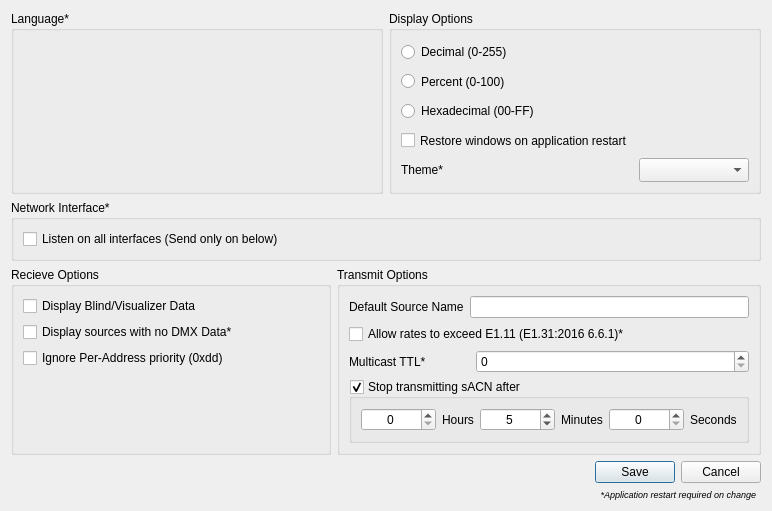
Qt form ui/preferencesdialog.ui (docsteer/sacnview) before a commit.
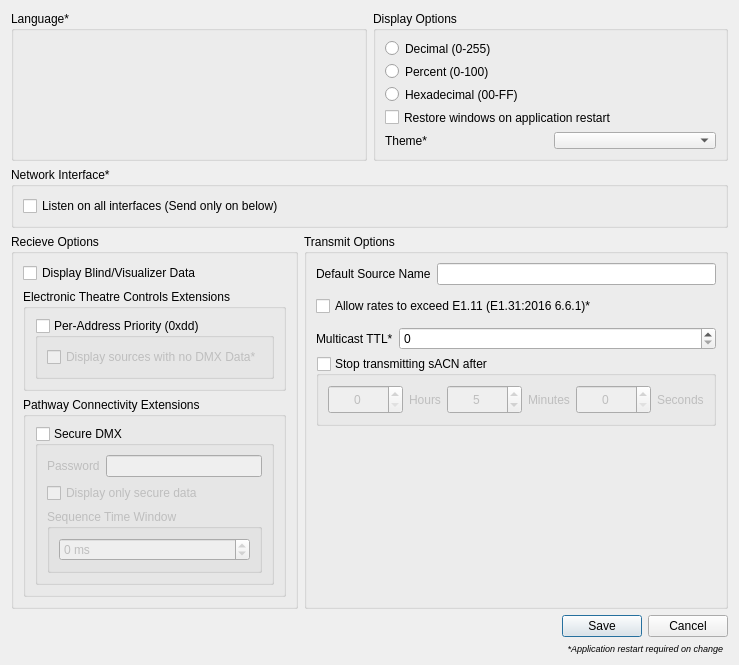
The same form after that commit. Icons and pictures are not drawn.

Commit message:
Pathway Connectivity Secure DMX Protocol (ssACN) Reception support
Reception of ssACN, with extra options controlling the scope of reception in Application Settings.
By default, ssACN is accepted, and so are unsecure frames  - to maintain out of box compatibility with sACN.

What changed in the file:
```diff
--- a/ui/preferencesdialog.ui
+++ b/ui/preferencesdialog.ui
@@ -6,8 +6,8 @@
    <rect>
     <x>0</x>
     <y>0</y>
-    <width>772</width>
-    <height>511</height>
+    <width>710</width>
+    <height>644</height>
    </rect>
   </property>
   <property name="sizePolicy">
@@ -64,11 +64,8 @@
        <property name="title">
         <string>Display Options</string>
        </property>
-       <layout class="QFormLayout" name="formLayout">
-        <property name="formAlignment">
-         <set>Qt::AlignLeading|Qt::AlignLeft|Qt::AlignVCenter</set>
-        </property>
-        <item row="0" column="0">
+       <layout class="QVBoxLayout" name="verticalLayout_10">
+        <item>
          <widget class="QRadioButton" name="DecimalDisplayFormat">
           <property name="enabled">
            <bool>true</bool>
@@ -79,12 +76,18 @@
             <verstretch>0</verstretch>
            </sizepolicy>
           </property>
+          <property name="maximumSize">
+           <size>
+            <width>16777215</width>
+            <height>30</height>
+           </size>
+          </property>
           <property name="text">
            <string>Decimal (0-255)</string>
           </property>
          </widget>
         </item>
-        <item row="1" column="0">
+        <item>
          <widget class="QRadioButton" name="PercentDisplayFormat">
           <property name="sizePolicy">
            <sizepolicy hsizetype="Expanding" vsizetype="Expanding">
@@ -92,12 +95,18 @@
             <verstretch>0</verstretch>
            </sizepolicy>
           </property>
+          <property name="maximumSize">
+           <size>
+            <width>16777215</width>
+            <height>30</height>
+           </size>
+          </property>
           <property name="text">
            <string>Percent (0-100)</string>
           </property>
          </widget>
         </item>
-        <item row="2" column="0">
+        <item>
          <widget class="QRadioButton" name="HexDisplayFormat">
           <property name="sizePolicy">
            <sizepolicy hsizetype="Expanding" vsizetype="Expanding">
@@ -105,12 +114,18 @@
             <verstretch>0</verstretch>
            </sizepolicy>
           </property>
+          <property name="maximumSize">
+           <size>
+            <width>16777215</width>
+            <height>30</height>
+           </size>
+          </property>
           <property name="text">
            <string>Hexadecimal (00-FF)</string>
           </property>
          </widget>
         </item>
-        <item row="3" column="0">
+        <item>
          <widget class="QCheckBox" name="cbRestoreWindows">
           <property name="sizePolicy">
            <sizepolicy hsizetype="Expanding" vsizetype="Expanding">
@@ -118,33 +133,68 @@
             <verstretch>0</verstretch>
            </sizepolicy>
           </property>
+          <property name="maximumSize">
+           <size>
+            <width>16777215</width>
+            <height>30</height>
+           </size>
+          </property>
           <property name="text">
            <string>Restore windows on application restart</string>
           </property>
          </widget>
         </item>
-        <item row="6" column="0">
-         <widget class="QLabel" name="label">
-          <property name="sizePolicy">
-           <sizepolicy hsizetype="Expanding" vsizetype="Expanding">
-            <horstretch>0</horstretch>
-            <verstretch>0</verstretch>
-           </sizepolicy>
+        <item>
+         <spacer name="verticalSpacer_3">
+          <property name="orientation">
+           <enum>Qt::Vertical</enum>
           </property>
-          <property name="text">
-           <string>Theme*</string>
+          <property name="sizeHint" stdset="0">
+           <size>
+            <width>20</width>
+            <height>40</height>
+           </size>
           </property>
-         </widget>
+         </spacer>
         </item>
-        <item row="6" column="1">
-         <widget class="QComboBox" name="cbTheme">
-          <property name="sizePolicy">
-           <sizepolicy hsizetype="Expanding" vsizetype="Expanding">
-            <horstretch>0</horstretch>
-            <verstretch>0</verstretch>
-           </sizepolicy>
-          </property>
-         </widget>
+        <item>
+         <layout class="QHBoxLayout" name="horizontalLayout_3">
+          <item>
+           <widget class="QLabel" name="label">
+            <property name="sizePolicy">
+             <sizepolicy hsizetype="Expanding" vsizetype="Expanding">
+              <horstretch>0</horstretch>
+              <verstretch>0</verstretch>
+             </sizepolicy>
+            </property>
+            <property name="maximumSize">
+             <size>
+              <width>16777215</width>
+              <height>30</height>
+             </size>
+            </property>
+            <property name="text">
+             <string>Theme*</string>
+            </property>
+           </widget>
+          </item>
+          <item>
+           <widget class="QComboBox" name="cbTheme">
+            <property name="sizePolicy">
+             <sizepolicy hsizetype="Expanding" vsizetype="Expanding">
+              <horstretch>0</horstretch>
+              <verstretch>0</verstretch>
+             </sizepolicy>
+            </property>
+            <property name="maximumSize">
+             <size>
+              <width>16777215</width>
+              <height>30</height>
+             </size>
+            </property>
+           </widget>
+          </item>
+         </layout>
         </item>
        </layout>
       </widget>
@@ -173,6 +223,12 @@
             <verstretch>0</verstretch>
            </sizepolicy>
           </property>
+          <property name="maximumSize">
+           <size>
+            <width>16777215</width>
+            <height>30</height>
+           </size>
+          </property>
           <property name="text">
            <string>Listen on all interfaces (Send only on below)</string>
           </property>
@@ -196,7 +252,7 @@
        <property name="title">
         <string>Recieve Options</string>
        </property>
-       <layout class="QVBoxLayout" name="verticalLayout" stretch="0,0,0,1">
+       <layout class="QVBoxLayout" name="verticalLayout" stretch="0,0,0,0">
         <item>
          <widget class="QCheckBox" name="cbDisplayBlind">
           <property name="sizePolicy">
@@ -217,23 +273,162 @@
          </widget>
         </item>
         <item>
-         <widget class="QCheckBox" name="cbDisplayDDOnlys">
-          <property name="sizePolicy">
-           <sizepolicy hsizetype="Expanding" vsizetype="Expanding">
-            <horstretch>0</horstretch>
-            <verstretch>0</verstretch>
-           </sizepolicy>
+         <widget class="QGroupBox" name="gbETC">
+          <property name="title">
+           <string>Electronic Theatre Controls Extensions</string>
           </property>
-          <property name="text">
-           <string>Display sources with no DMX Data*</string>
+          <property name="checkable">
+           <bool>false</bool>
           </property>
+          <layout class="QVBoxLayout" name="verticalLayout_5">
+           <item>
+            <widget class="QGroupBox" name="gbETCDD">
+             <property name="toolTip">
+              <string>&lt;html&gt;&lt;head/&gt;&lt;body&gt;&lt;p&gt;Enable processing of Electronic Theatre Controls &amp;quot;Per-Channel [Address] Priority&amp;quot;&lt;/p&gt;&lt;/body&gt;&lt;/html&gt;</string>
+             </property>
+             <property name="title">
+              <string>Per-Address Priority (0xdd)</string>
+             </property>
+             <property name="checkable">
+              <bool>true</bool>
+             </property>
+             <property name="checked">
+              <bool>false</bool>
+             </property>
+             <layout class="QVBoxLayout" name="verticalLayout_6">
+              <item>
+               <widget class="QCheckBox" name="cbETCDisplayDDOnlys">
+                <property name="sizePolicy">
+                 <sizepolicy hsizetype="Expanding" vsizetype="Expanding">
+                  <horstretch>0</horstretch>
+                  <verstretch>0</verstretch>
+                 </sizepolicy>
+                </property>
+                <property name="maximumSize">
+                 <size>
+                  <width>16777215</width>
+                  <height>30</height>
+                 </size>
+                </property>
+                <property name="toolTip">
+                 <string>&lt;html&gt;&lt;head/&gt;&lt;body&gt;&lt;p&gt;Display sources that are ONLY transmitting 0xdd frames. &lt;/p&gt;&lt;p&gt;I.e. Sources that are not currently transmitting DMX Data&lt;/p&gt;&lt;/body&gt;&lt;/html&gt;</string>
+                </property>
+                <property name="text">
+                 <string>Display sources with no DMX Data*</string>
+                </property>
+               </widget>
+              </item>
+             </layout>
+            </widget>
+           </item>
+          </layout>
          </widget>
         </item>
         <item>
-         <widget class="QCheckBox" name="cbIgnoreDD">
-          <property name="text">
-           <string>Ignore Per-Address priority (0xdd)</string>
+         <widget class="QGroupBox" name="gbPathway">
+          <property name="title">
+           <string>Pathway Connectivity Extensions</string>
           </property>
+          <property name="checkable">
+           <bool>false</bool>
+          </property>
+          <layout class="QVBoxLayout" name="verticalLayout_4">
+           <item>
+            <widget class="QGroupBox" name="gbPathwaySecure">
+             <property name="toolTip">
+              <string>&lt;html&gt;&lt;head/&gt;&lt;body&gt;&lt;p&gt;Enable processing of Pathway Connectivity &amp;quot;Secure DMX Protocol&amp;quot;&lt;/p&gt;&lt;/body&gt;&lt;/html&gt;</string>
+             </property>
+             <property name="title">
+              <string>Secure DMX</string>
+             </property>
+             <property name="checkable">
+              <bool>true</bool>
+             </property>
+             <property name="checked">
+              <bool>false</bool>
+             </property>
+             <layout class="QVBoxLayout" name="verticalLayout_8">
+              <item>
+               <layout class="QHBoxLayout" name="horizontalLayout_2">
+                <item>
+                 <widget class="QLabel" name="label_7">
+                  <property name="maximumSize">
+                   <size>
+                    <width>16777215</width>
+                    <height>30</height>
+                   </size>
+                  </property>
+                  <property name="text">
+                   <string>Password</string>
+                  </property>
+                 </widget>
+                </item>
+                <item>
+                 <widget class="QLineEdit" name="lePathwaySecurePassword">
+                  <property name="maximumSize">
+                   <size>
+                    <width>16777215</width>
+                    <height>30</height>
+                   </size>
+                  </property>
+                  <property name="toolTip">
+                   <string>&lt;html&gt;&lt;head/&gt;&lt;body&gt;&lt;p&gt;Password to be used to verifiy secured sources&lt;/p&gt;&lt;/body&gt;&lt;/html&gt;</string>
+                  </property>
+                  <property name="text">
+                   <string/>
+                  </property>
+                  <property name="maxLength">
+                   <number>32</number>
+                  </property>
+                 </widget>
+                </item>
+               </layout>
+              </item>
+              <item>
+               <widget class="QCheckBox" name="cbPathwaySecureDataOnly">
+                <property name="maximumSize">
+                 <size>
+                  <width>16777215</width>
+                  <height>30</height>
+                 </size>
+                </property>
+                <property name="toolTip">
+                 <string>&lt;html&gt;&lt;head/&gt;&lt;body&gt;&lt;p&gt;Only merge DMX data from secure sources&lt;/p&gt;&lt;/body&gt;&lt;/html&gt;</string>
+                </property>
+                <property name="text">
+                 <string>Display only secure data</string>
+                </property>
+               </widget>
+              </item>
+              <item>
+               <widget class="QGroupBox" name="gbPathwaySecureSequenceTimeWindow">
+                <property name="title">
+                 <string>Sequence Time Window</string>
+                </property>
+                <layout class="QVBoxLayout" name="verticalLayout_11">
+                 <item>
+                  <widget class="QSpinBox" name="sbPathwaySecureSequenceTimeWindow">
+                   <property name="toolTip">
+                    <string>&lt;html&gt;&lt;head/&gt;&lt;body&gt;&lt;p&gt;For sources using time as a sequence, what is the maximum allowable window &lt;/p&gt;&lt;/body&gt;&lt;/html&gt;</string>
+                   </property>
+                   <property name="wrapping">
+                    <bool>true</bool>
+                   </property>
+                   <property name="suffix">
+                    <string> ms</string>
+                   </property>
+                   <property name="maximum">
+                    <number>5000</number>
+                   </property>
+                  </widget>
+                 </item>
+                </layout>
+               </widget>
+              </item>
+             </layout>
+            </widget>
+           </item>
+          </layout>
          </widget>
         </item>
         <item>
@@ -263,54 +458,81 @@
        <property name="title">
         <string>Transmit Options</string>
        </property>
-       <layout class="QGridLayout" name="gridLayout">
-        <item row="0" column="0">
-         <widget class="QLabel" name="label_6">
-          <property name="text">
-           <string>Default Source Name</string>
-          </property>
-         </widget>
+       <layout class="QVBoxLayout" name="verticalLayout_9">
+        <item>
+         <layout class="QHBoxLayout" name="horizontalLayout_4">
+          <item>
+           <widget class="QLabel" name="label_6">
+            <property name="text">
+             <string>Default Source Name</string>
+            </property>
+           </widget>
+          </item>
+          <item>
+           <widget class="QLineEdit" name="leDefaultSourceName">
+            <property name="sizePolicy">
+             <sizepolicy hsizetype="Expanding" vsizetype="Minimum">
+              <horstretch>0</horstretch>
+              <verstretch>0</verstretch>
+             </sizepolicy>
+            </property>
+            <property name="maxLength">
+             <number>63</number>
+            </property>
+            <property name="alignment">
+             <set>Qt::AlignLeading|Qt::AlignLeft|Qt::AlignVCenter</set>
+            </property>
+           </widget>
+          </item>
+         </layout>
         </item>
-        <item row="2" column="0">
-         <widget class="QLabel" name="label_5">
-          <property name="text">
-           <string>Multicast TTL*</string>
-          </property>
-         </widget>
-        </item>
-        <item row="2" column="2">
-         <widget class="QSpinBox" name="sbMulticastTtl">
+        <item>
+         <widget class="QCheckBox" name="cbTxRateOverride">
           <property name="sizePolicy">
-           <sizepolicy hsizetype="MinimumExpanding" vsizetype="Fixed">
+           <sizepolicy hsizetype="Expanding" vsizetype="Expanding">
             <horstretch>0</horstretch>
             <verstretch>0</verstretch>
            </sizepolicy>
           </property>
-          <property name="minimum">
-           <number>0</number>
+          <property name="maximumSize">
+           <size>
+            <width>16777215</width>
+            <height>30</height>
+           </size>
           </property>
-          <property name="maximum">
-           <number>255</number>
+          <property name="text">
+           <string>Allow rates to exceed E1.11 (E1.31:2016 6.6.1)*</string>
           </property>
          </widget>
         </item>
-        <item row="0" column="1" colspan="2">
-         <widget class="QLineEdit" name="leDefaultSourceName">
-          <property name="sizePolicy">
-           <sizepolicy hsizetype="Expanding" vsizetype="Minimum">
-            <horstretch>0</horstretch>
-            <verstretch>0</verstretch>
-           </sizepolicy>
-          </property>
-          <property name="maxLength">
-           <number>63</number>
-          </property>
-          <property name="alignment">
-           <set>Qt::AlignLeading|Qt::AlignLeft|Qt::AlignVCenter</set>
-          </property>
-         </widget>
+        <item>
+         <layout class="QHBoxLayout" name="horizontalLayout_5">
+          <item>
+           <widget class="QLabel" name="label_5">
+            <property name="text">
+             <string>Multicast TTL*</string>
+            </property>
+           </widget>
+          </item>
+          <item>
+           <widget class="QSpinBox" name="sbMulticastTtl">
+            <property name="sizePolicy">
+             <sizepolicy hsizetype="MinimumExpanding" vsizetype="Fixed">
+              <horstretch>0</horstretch>
+              <verstretch>0</verstretch>
+             </sizepolicy>
+            </property>
+            <property name="minimum">
+             <number>0</number>
+            </property>
+            <property name="maximum">
+             <number>255</number>
+            </property>
+           </widget>
+          </item>
+         </layout>
         </item>
-        <item row="4" column="0" colspan="3">
+        <item>
          <widget class="QGroupBox" name="gbTransmitTimeout">
           <property name="sizePolicy">
            <sizepolicy hsizetype="Expanding" vsizetype="Expanding">
@@ -318,12 +540,21 @@
             <verstretch>0</verstretch>
            </sizepolicy>
           </property>
+          <property name="maximumSize">
+           <size>
+            <width>16777215</width>
+            <height>70</height>
+           </size>
+          </property>
           <property name="title">
            <string>Stop transmitting sACN after</string>
           </property>
           <property name="checkable">
            <bool>true</bool>
           </property>
+          <property name="checked">
+           <bool>false</bool>
+          </property>
           <layout class="QVBoxLayout" name="verticalLayout_3">
            <item>
             <layout class="QHBoxLayout" name="horizontalLayout">
@@ -344,6 +575,12 @@
                  <height>0</height>
                 </size>
                </property>
+               <property name="maximumSize">
+                <size>
+                 <width>16777215</width>
+                 <height>30</height>
+                </size>
+               </property>
                <property name="alignment">
                 <set>Qt::AlignCenter</set>
                </property>
@@ -360,6 +597,12 @@
                  <verstretch>0</verstretch>
                 </sizepolicy>
                </property>
+               <property name="maximumSize">
+                <size>
+                 <width>16777215</width>
+                 <height>30</height>
+                </size>
+               </property>
                <property name="text">
                 <string>Hours</string>
                </property>
@@ -379,6 +622,12 @@
                  <height>0</height>
                 </size>
                </property>
+               <property name="maximumSize">
+                <size>
+                 <width>16777215</width>
+                 <height>30</height>
+                </size>
+               </property>
                <property name="alignment">
                 <set>Qt::AlignCenter</set>
                </property>
@@ -398,6 +647,12 @@
                  <verstretch>0</verstretch>
                 </sizepolicy>
                </property>
+               <property name="maximumSize">
+                <size>
+                 <width>16777215</width>
+                 <height>30</height>
+                </size>
+               </property>
                <property name="text">
                 <string>Minutes</string>
                </property>
@@ -417,6 +672,12 @@
                  <height>0</height>
                 </size>
                </property>
+               <property name="maximumSize">
+                <size>
+                 <width>16777215</width>
+                 <height>30</height>
+                </size>
+               </property>
                <property name="alignment">
                 <set>Qt::AlignCenter</set>
                </property>
@@ -436,6 +697,12 @@
                  <verstretch>0</verstretch>
                 </sizepolicy>
                </property>
+               <property name="maximumSize">
+                <size>
+                 <width>16777215</width>
+                 <height>30</height>
+                </size>
+               </property>
                <property name="text">
                 <string>Seconds</string>
                </property>
@@ -446,18 +713,18 @@
           </layout>
          </widget>
         </item>
-        <item row="1" column="0" colspan="3">
-         <widget class="QCheckBox" name="cbTxRateOverride">
-          <property name="sizePolicy">
-           <sizepolicy hsizetype="Expanding" vsizetype="Expanding">
-            <horstretch>0</horstretch>
-            <verstretch>0</verstretch>
-           </sizepolicy>
+        <item>
+         <spacer name="verticalSpacer_2">
+          <property name="orientation">
+           <enum>Qt::Vertical</enum>
           </property>
-          <property name="text">
-           <string>Allow rates to exceed E1.11 (E1.31:2016 6.6.1)*</string>
+          <property name="sizeHint" stdset="0">
+           <size>
+            <width>20</width>
+            <height>40</height>
+           </size>
           </property>
-         </widget>
+         </spacer>
         </item>
        </layout>
       </widget>
```
Left out of the diff: 3 changed lines with no effect on the pictures. The commit also changes 22 other files.
